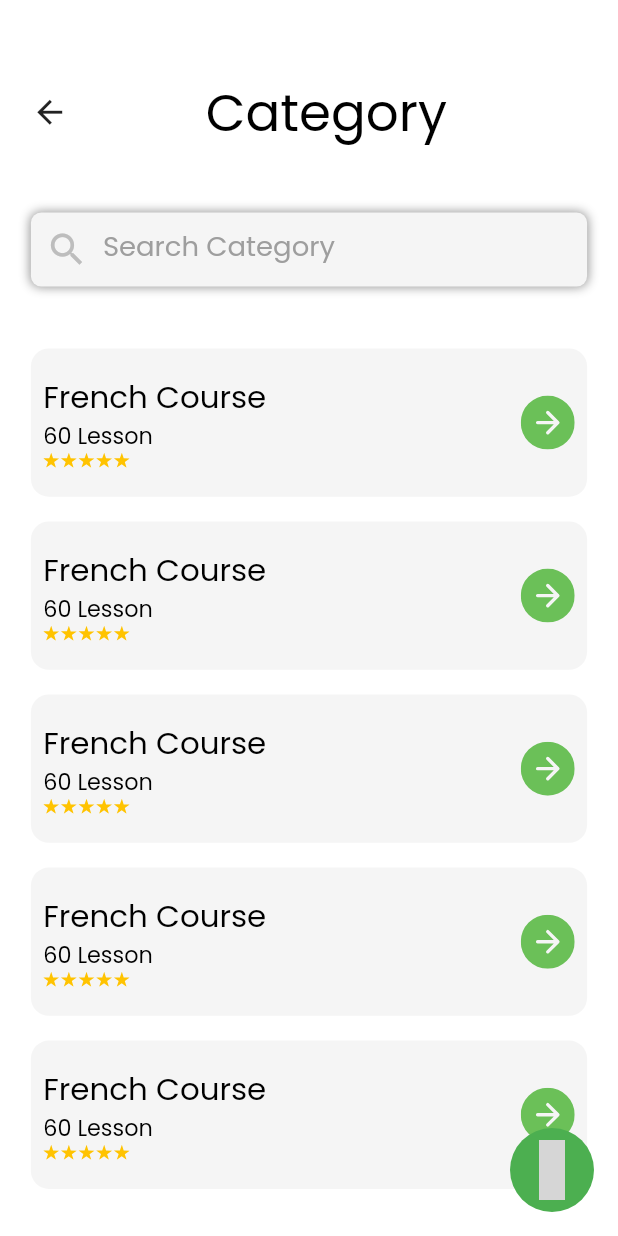
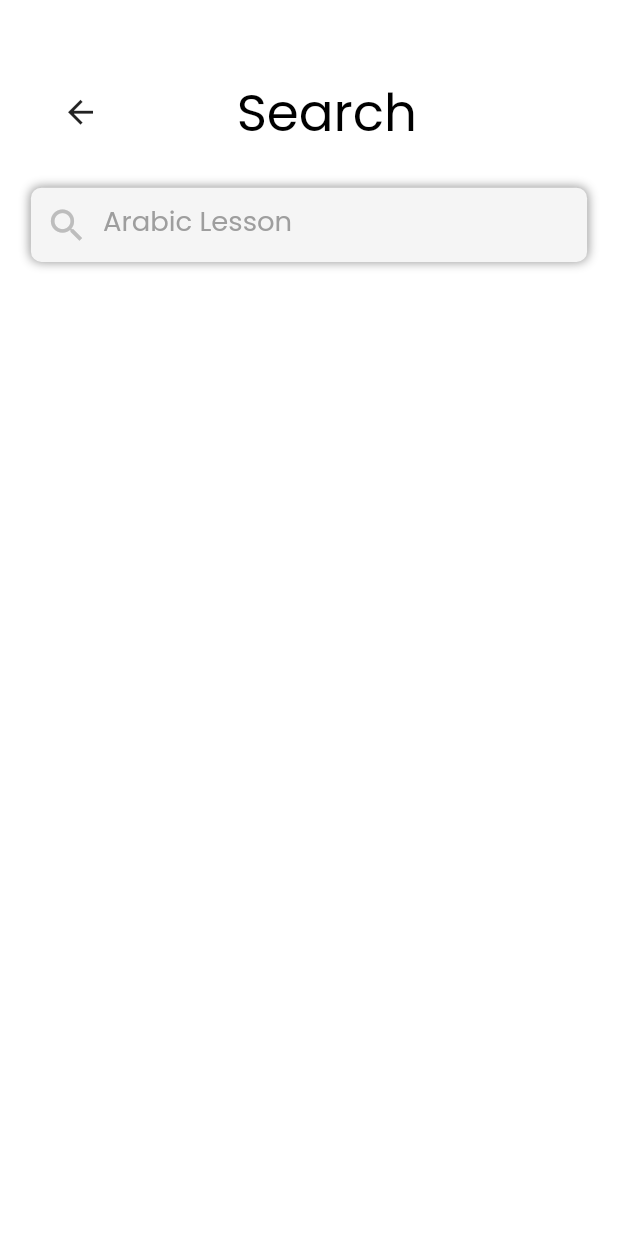
Before and after one commit to ashrafffathalla/ce--r_demo, a Flutter app: the screen it shows after launch, on a phone screen of 412 x 824 dp. Run offline on Flutter 3.47's test engine with Material 2 defaults, Android fonts, the phone set to English and light mode, and no system bars; our stand-ins replace bloc, flutter_screenutil, flutter_svg; missing offline and left inert: dart:ffi; grey boxes are pictures that could not be loaded.

Commit message:
commit and push

```diff
--- a/lib/main.dart
+++ b/lib/main.dart
@@ -9,6 +9,7 @@ import 'package:center_app/modules/students_module/category/categories_screens/f
 import 'package:center_app/modules/students_module/category/categories_screens/math/math_screen.dart';
 import 'package:center_app/modules/students_module/category/categories_screens/scince/scince_screen/scince_screen.dart';
 import 'package:center_app/modules/students_module/category/category_screen.dart';
+import 'package:center_app/modules/students_module/search_course/search_course_screen.dart';
 import 'package:center_app/shared/blocobserver.dart';
 import 'package:flutter/material.dart';
 import 'package:flutter/services.dart';
@@ -47,7 +48,7 @@ class MyApp extends StatelessWidget {
           return MaterialApp(
             debugShowCheckedModeBanner: false,
             theme: ThemeData(),
-            home: const CategoryScreen(),
+            home: const SearchCourseScreen(),
           );
         });
   }
--- /dev/null
+++ b/lib/modules/students_module/search_course/search_course_screen.dart
@@ -0,0 +1,77 @@
+import 'package:center_app/shared/components/components.dart';
+import 'package:center_app/shared/widget/search_widget/search_screen.dart';
+import 'package:flutter/material.dart';
+import 'package:flutter_screenutil/flutter_screenutil.dart';
+import 'package:flutter_svg/svg.dart';
+
+class SearchCourseScreen extends StatelessWidget {
+  const SearchCourseScreen({Key? key}) : super(key: key);
+
+  @override
+  Widget build(BuildContext context) {
+    Size size = MediaQuery.of(context).size;
+    return Scaffold(
+      body: gradiantScaffoldColor(
+          child: Padding(
+        padding: EdgeInsets.symmetric(
+          horizontal: size.width * 0.05,
+        ),
+        child: SingleChildScrollView(
+          physics: const BouncingScrollPhysics(),
+          child: Column(
+            children: [
+              defaultSizeBoxStart(context),
+              customAppBar(size, 'Search'),
+              SizedBox(
+                height: size.height * 0.03,
+              ),
+              const SearchScreen(text: 'Arabic Lesson'),
+              SizedBox(
+                height: size.height * 0.03,
+              ),
+            ],
+          ),
+        ),
+      )),
+    );
+  }
+
+  Widget buildCategoryCard(size) => Container(
+        width: size.width,
+        height: size.height * 0.12,
+        decoration: BoxDecoration(
+          color: const Color(0xFFF5F5F5),
+          borderRadius: BorderRadius.circular(12),
+        ),
+        child: Padding(
+          padding: EdgeInsets.symmetric(
+              horizontal: size.width * 0.02, vertical: size.height * 0.02),
+          child: Row(
+            mainAxisAlignment: MainAxisAlignment.spaceBetween,
+            children: [
+              Column(
+                crossAxisAlignment: CrossAxisAlignment.start,
+                children: [
+                  textWidget(
+                    text: 'French Course',
+                    fontFamily: 'Poppins',
+                    fontSize: 18.sp,
+                    color: Colors.black,
+                    fontWeight: FontWeight.w400,
+                  ),
+                  textWidget(
+                    text: '60 Lesson',
+                    fontFamily: 'Poppins',
+                    fontSize: 13.sp,
+                    color: Colors.black,
+                    fontWeight: FontWeight.w400,
+                  ),
+                  SvgPicture.asset('assets/icons/stars.svg')
+                ],
+              ),
+              SvgPicture.asset('assets/icons/green_right_arrow.svg')
+            ],
+          ),
+        ),
+      );
+}
```
